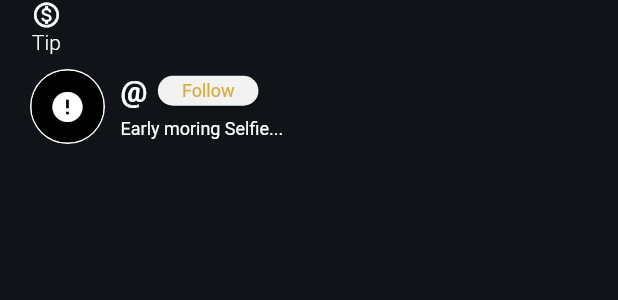
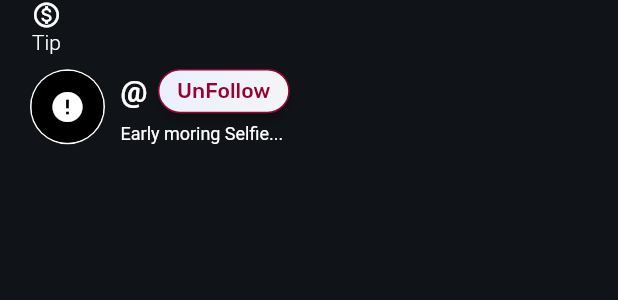
Before and after one commit to mkoin/sasaplay-flutter-user, a Flutter app: the ProfileDescription widget shown alone on an empty page, opened directly with empty values, on a phone screen of 412 x 824 dp. Shown: the top 300 px of the screen. Run offline on Flutter 3.47's test engine with Material 2 defaults, Android fonts, the phone set to English and light mode, and no system bars; drawn by our look-alikes of photo_view; our stand-ins replace animated_text_kit, convex_bottom_bar, flex_color_scheme, flutter_spinkit, flutter_svg, fluttertoast and 9 more; missing offline and left inert: progress_loader_overlay; accounts and stored records are empty; network calls fail; Roboto replaces fonts that are missing (FjallaOne).

Commit message:
constant colors

```diff
--- a/lib/screens/homepage/plays_page.dart
+++ b/lib/screens/homepage/plays_page.dart
@@ -105,7 +105,7 @@ class _FeedScreenState extends State<FeedsPage> {
               )
             : Container(
                 color: Colors.black,
-                child: Center(
+                child: const Center(
                   child: Text("Loading"),
                 ),
               ),
@@ -116,12 +116,11 @@ class _FeedScreenState extends State<FeedsPage> {
               mainAxisSize: MainAxisSize.max,
               crossAxisAlignment: CrossAxisAlignment.end,
               children: <Widget>[
-                //VideoDescription(video.user, video.videoTitle, video.songName),
                 ProfileDescription(video.user),
                 ActionsToolbar(video.likes, video.comments, video.songName),
               ],
             ),
-            SizedBox(height: 100)
+            const SizedBox(height: 100)
           ],
         ),
       ],
--- a/lib/screens/widgets/play_profile_desc.dart
+++ b/lib/screens/widgets/play_profile_desc.dart
@@ -1,6 +1,11 @@
 import 'package:flutter/material.dart';
+import 'package:sasa_play/helpers/fonts_functions.dart';
 import 'package:sasa_play/helpers/load_network_image.dart';
+import 'package:sasa_play/helpers/refactoredWidgets.dart';
+import 'package:sasa_play/screens/widgets/custom_buttons.dart';
 import 'package:sasa_play/utils/app_constants.dart';
+import 'package:sasa_play/utils/custom_themes_colors.dart';
+import 'package:sasa_play/utils/size_config.dart';
 
 class ProfileDescription extends StatelessWidget {
   // Full dimensions of an action
@@ -24,13 +29,11 @@ class ProfileDescription extends StatelessWidget {
                 Container(
                   margin: const EdgeInsets.only(left: 1.0, bottom: 10),
                   child: Column(children: const [
-
                     Icon(
                       Icons.monetization_on_outlined,
                       size: 20.0,
                       color: Colors.white,
                     ),
-
                     Text("Tip",
                         style: TextStyle(
                             fontSize: 14,
@@ -64,22 +67,13 @@ class ProfileDescription extends StatelessWidget {
                                 const SizedBox(
                                   width: 7,
                                 ),
-                                SizedBox(
-                                  height: 20.0,
-                                  child: ElevatedButton(
-                                      style: ElevatedButton.styleFrom(
-                                        primary:
-                                            const Color.fromRGBO(242, 242, 242, 1),
-                                      ),
-                                      child: const Text("Follow",
-                                          style: TextStyle(
-                                              fontSize: 12,
-                                              color: Color.fromRGBO(
-                                                  212, 175, 55, 1),
-                                              fontWeight: FontWeight.normal,
-                                              fontFamily: 'FjallaOne')),
-                                      onPressed: () {}),
-                                ),
+                                FollowUnfollowButton(
+                                  height: getProportionalScreenHeight(29),
+                                  width: getProportionalScreenWidth(80),
+                                  // fontSize: getProportionalScreenWidth(18),
+                                  onPressed: () {},
+                                  isfollow: false,
+                                )
                               ],
                             ),
                             const SizedBox(
@@ -105,7 +99,8 @@ class ProfileDescription extends StatelessWidget {
     return Positioned(
       left: (ActionWidgetSize / 2) - (ProfileImageSize / 2),
       child: Container(
-        padding: const EdgeInsets.all(1.0), // Add 1.0 point padding to create border
+        padding:
+            const EdgeInsets.all(1.0), // Add 1.0 point padding to create border
         height: ProfileImageSize, // ProfileImageSize = 50.0;
         width: ProfileImageSize, // ProfileImageSize = 50.0;
         decoration: BoxDecoration(
@@ -113,9 +108,10 @@ class ProfileDescription extends StatelessWidget {
             borderRadius: BorderRadius.circular(ProfileImageSize / 2)),
         // import 'package:cached_network_image/cached_network_image.dart'; at the top to use CachedNetworkImage
         child: ClipRRect(
-          borderRadius: BorderRadius.circular(10000.0),
-          child: LoadPhotoViewImage(imageProvider: NetworkImage(userPic),)
-        ),
+            borderRadius: BorderRadius.circular(10000.0),
+            child: LoadPhotoViewImage(
+              imageProvider: NetworkImage(userPic),
+            )),
       ),
     );
   }
--- a/lib/utils/custom_themes_colors.dart
+++ b/lib/utils/custom_themes_colors.dart
@@ -6,6 +6,11 @@ class CustomTheme {
   late ThemeData lightTheme;
   late ThemeData darkTheme;
 }
+
+const Color ktertiarycolor = Color(0xff006875);
+const Color ksecondaryColor = Color(0xffdf96b1);
+const Color kPrimaryColor = Color(0xff0277bd);
+const Color kredPinkColor = Color(0xFF970231);
 
 class CustomThemeBlue extends CustomTheme {
   @override
@@ -44,9 +49,6 @@ class CustomThemeBlue extends CustomTheme {
       // fontFamily: GoogleFonts.karla().fontFamily,
       // fontFamily: GoogleFonts.muktaVaani().fontFamily,
       // fontFamily: GoogleFonts.koHo().fontFamily,
-
-
-
     );
   }
 
```
